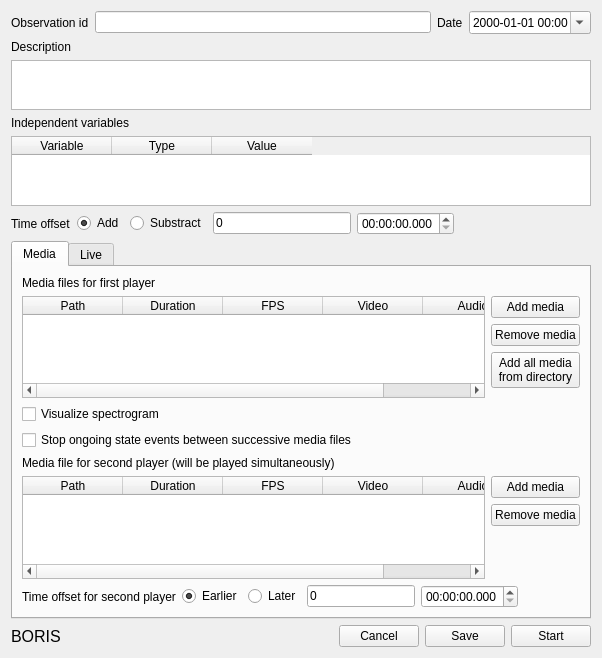
Old version of the form observation.ui in the repository olivierfriard/BORIS.
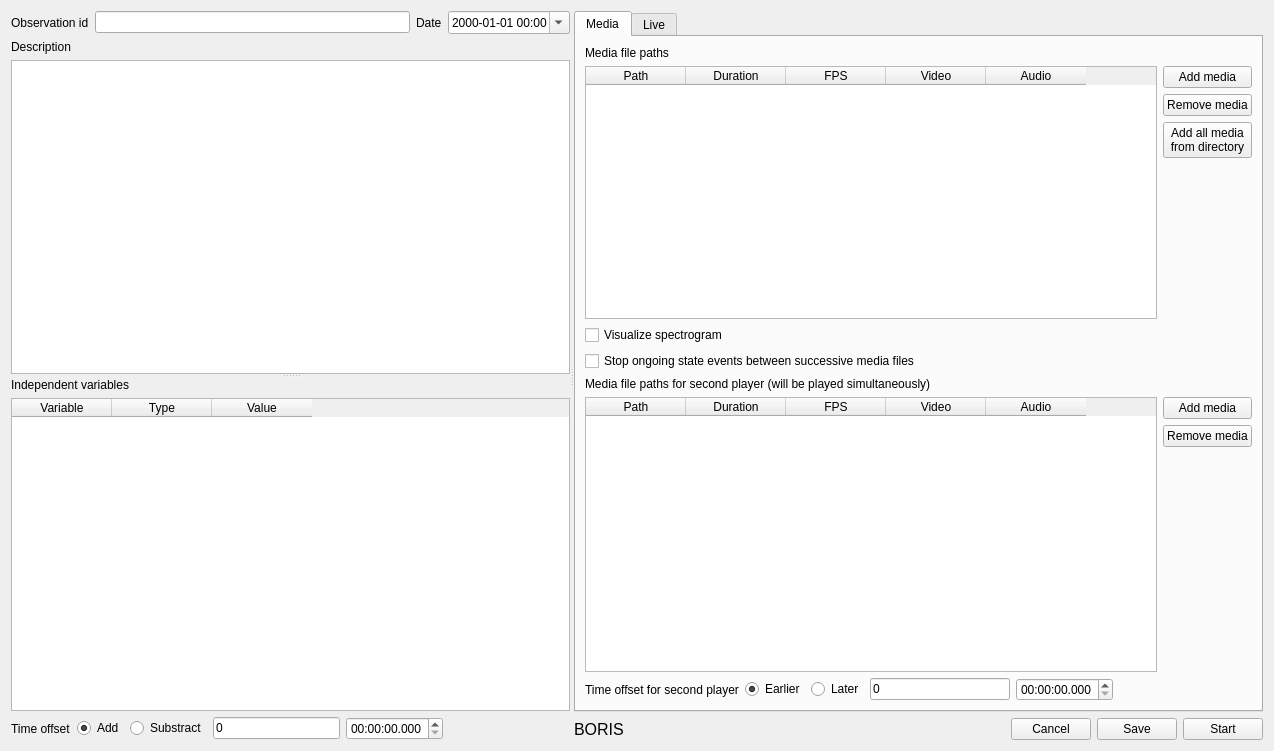
New version of the form.

Commit message: observation window switched to horizontal layout

The edit to the form file:
```diff
--- a/observation.ui
+++ b/observation.ui
@@ -6,14 +6,21 @@
    <rect>
     <x>0</x>
     <y>0</y>
-    <width>602</width>
-    <height>658</height>
+    <width>1274</width>
+    <height>751</height>
    </rect>
   </property>
   <property name="windowTitle">
    <string>New observation</string>
   </property>
-  <layout class="QVBoxLayout" name="verticalLayout_3">
+  <layout class="QVBoxLayout" name="verticalLayout_13">
+   <item>
+    <widget class="QSplitter" name="splitter_2">
+     <property name="orientation">
+      <enum>Qt::Horizontal</enum>
+     </property>
+     <widget class="QWidget" name="">
+      <layout class="QVBoxLayout" name="verticalLayout_12">
    <item>
     <layout class="QHBoxLayout" name="horizontalLayout_2">
      <item>
@@ -46,29 +53,51 @@
     </layout>
    </item>
    <item>
-    <layout class="QVBoxLayout" name="verticalLayout_2">
+        <widget class="QSplitter" name="splitter">
+         <property name="orientation">
+          <enum>Qt::Vertical</enum>
+         </property>
+         <widget class="QWidget" name="">
+          <layout class="QVBoxLayout" name="verticalLayout_2" stretch="0,0">
      <item>
       <widget class="QLabel" name="label_9">
+             <property name="sizePolicy">
+              <sizepolicy hsizetype="Preferred" vsizetype="Preferred">
+               <horstretch>0</horstretch>
+               <verstretch>0</verstretch>
+              </sizepolicy>
+             </property>
        <property name="text">
         <string>Description</string>
        </property>
        <property name="alignment">
-        <set>Qt::AlignLeading|Qt::AlignLeft|Qt::AlignTop</set>
+              <set>Qt::AlignLeading|Qt::AlignLeft|Qt::AlignVCenter</set>
        </property>
       </widget>
      </item>
      <item>
-      <widget class="QPlainTextEdit" name="teDescription">
+            <widget class="QTextEdit" name="teDescription">
+             <property name="sizePolicy">
+              <sizepolicy hsizetype="Expanding" vsizetype="Expanding">
+               <horstretch>0</horstretch>
+               <verstretch>0</verstretch>
+              </sizepolicy>
+             </property>
        <property name="maximumSize">
         <size>
          <width>16777215</width>
-         <height>50</height>
-        </size>
-       </property>
+               <height>16777215</height>
+              </size>
+             </property>
+             <property name="acceptDrops">
+              <bool>false</bool>
+             </property>
       </widget>
      </item>
     </layout>
-   </item>
+         </widget>
+         <widget class="QWidget" name="">
+          <layout class="QVBoxLayout" name="verticalLayout_11" stretch="0,0">
    <item>
     <widget class="QLabel" name="label_3">
      <property name="text">
@@ -95,6 +124,10 @@
      </column>
     </widget>
    </item>
+          </layout>
+         </widget>
+        </widget>
+       </item>
    <item>
     <layout class="QHBoxLayout" name="horizontalLayout_6">
      <item>
@@ -150,7 +183,9 @@
      </item>
     </layout>
    </item>
-   <item>
+      </layout>
+     </widget>
+     <widget class="QWidget" name="">
     <layout class="QVBoxLayout" name="verticalLayout_9">
      <item>
       <widget class="QTabWidget" name="tabProjectType">
@@ -187,9 +222,13 @@
         </attribute>
         <layout class="QVBoxLayout" name="verticalLayout_7">
          <item>
+            <layout class="QVBoxLayout" name="verticalLayout_5">
+             <item>
+              <layout class="QVBoxLayout" name="verticalLayout_3">
+               <item>
           <widget class="QLabel" name="label_5">
            <property name="text">
-            <string>Media files for first player</string>
+                  <string>Media file paths</string>
            </property>
           </widget>
          </item>
@@ -288,10 +327,14 @@
            </property>
           </widget>
          </item>
+              </layout>
+             </item>
+             <item>
+              <layout class="QVBoxLayout" name="verticalLayout_4">
          <item>
           <widget class="QLabel" name="label_2">
            <property name="text">
-            <string>Media file for second player (will be played simultaneously)</string>
+                  <string>Media file paths for second player (will be played simultaneously)</string>
            </property>
           </widget>
          </item>
@@ -415,12 +458,16 @@
           </layout>
          </item>
         </layout>
+             </item>
+            </layout>
+           </item>
+          </layout>
        </widget>
        <widget class="QWidget" name="tabLive">
         <attribute name="title">
          <string>Live</string>
         </attribute>
-        <layout class="QVBoxLayout" name="verticalLayout_5">
+          <layout class="QVBoxLayout" name="verticalLayout_10">
          <item>
           <layout class="QVBoxLayout" name="verticalLayout_4">
            <item>
@@ -480,8 +527,6 @@
        </widget>
       </widget>
      </item>
-    </layout>
-   </item>
    <item>
     <layout class="QHBoxLayout" name="horizontalLayout">
      <item>
@@ -531,6 +576,10 @@
       </widget>
      </item>
     </layout>
+       </item>
+      </layout>
+     </widget>
+    </widget>
    </item>
   </layout>
  </widget>
```
Left out of the diff: 4 changed lines with no effect on the pictures. Lines whose indentation alone changed are shown as unchanged. The commit also changes 5 other files.
